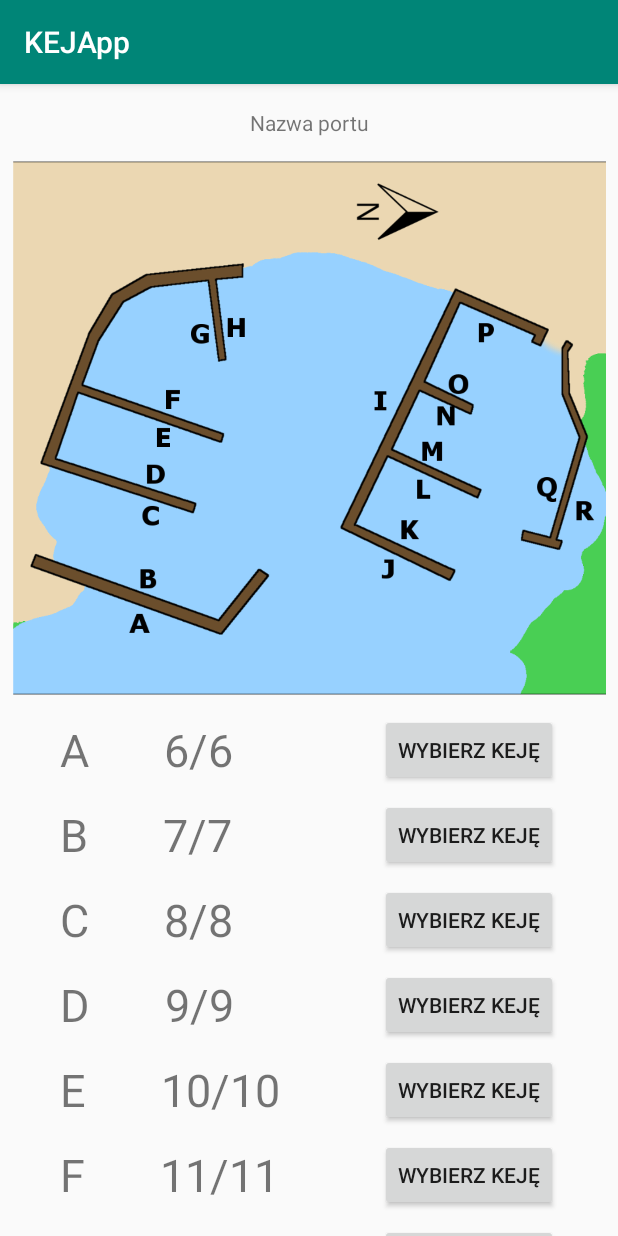
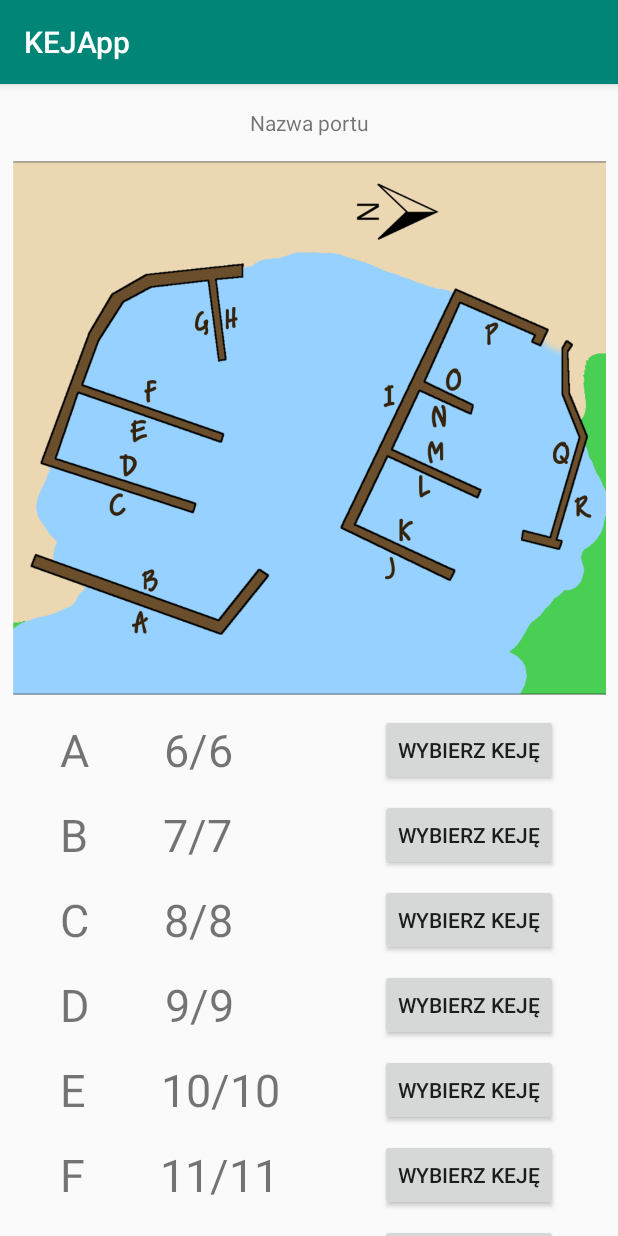
Before and after one commit to mateuszrozek/KejApp, an Android app: the ChooseDeckActivity screen opened directly, with no data from a screen before it, on a phone screen of 412 x 824 dp. Run offline under Robolectric (Android 15) with nearby library versions, the phone set to English and light mode, and no system bars.

Commit message:
wilkasy piers

```diff
--- a/app/src/main/res/layout/activity_choose_deck.xml
+++ b/app/src/main/res/layout/activity_choose_deck.xml
@@ -32,7 +32,7 @@
         android:minWidth="200dp"
         android:minHeight="200dp"
         android:scaleType="fitXY"
-        android:src="@drawable/wilkasy_piers_letters"
+        android:src="@drawable/wilkasy_piers"
         app:layout_constraintEnd_toEndOf="parent"
         app:layout_constraintStart_toStartOf="parent"
         app:layout_constraintTop_toBottomOf="@+id/textViewChooseDeck" />
```
Also changed, not shown: app/src/main/res/drawable/wilkasy_piers.png (added), app/src/main/res/drawable/wilkasy_piers_letters.png (deleted).
